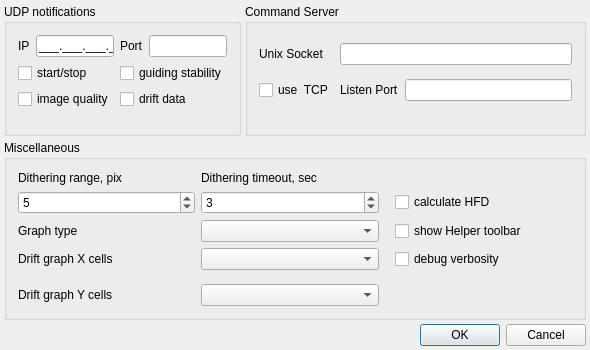
Qt form lin_guider/ui/settings.ui (rumengb/lin_guider) before a commit.
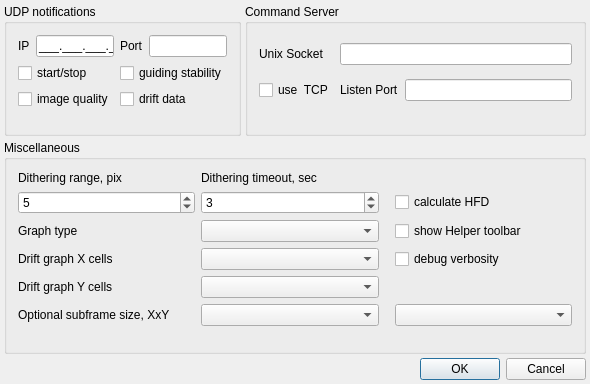
The same form after that commit.

The edit to the form file:
```diff
--- a/lin_guider/ui/settings.ui
+++ b/lin_guider/ui/settings.ui
@@ -7,7 +7,7 @@
     <x>0</x>
     <y>0</y>
     <width>590</width>
-    <height>350</height>
+    <height>384</height>
    </rect>
   </property>
   <property name="minimumSize">
@@ -240,6 +240,19 @@
       <string>Miscellaneous</string>
      </property>
      <layout class="QGridLayout" name="gridLayout_2">
+      <item row="16" column="2">
+       <spacer name="verticalSpacer_3">
+        <property name="orientation">
+         <enum>Qt::Vertical</enum>
+        </property>
+        <property name="sizeHint" stdset="0">
+         <size>
+          <width>20</width>
+          <height>21</height>
+         </size>
+        </property>
+       </spacer>
+      </item>
       <item row="9" column="0">
        <widget class="QLabel" name="label_3">
         <property name="text">
@@ -298,19 +311,6 @@
         </property>
        </widget>
       </item>
-      <item row="13" column="0">
-       <spacer name="verticalSpacer_3">
-        <property name="orientation">
-         <enum>Qt::Vertical</enum>
-        </property>
-        <property name="sizeHint" stdset="0">
-         <size>
-          <width>20</width>
-          <height>21</height>
-         </size>
-        </property>
-       </spacer>
-      </item>
       <item row="5" column="3">
        <spacer name="horizontalSpacer_2">
         <property name="orientation">
@@ -357,6 +357,19 @@
       <item row="7" column="2">
        <widget class="QComboBox" name="comboBox_GraphType"/>
       </item>
+      <item row="15" column="0">
+       <widget class="QLabel" name="label_5">
+        <property name="text">
+         <string>Optional subframe size, XxY</string>
+        </property>
+       </widget>
+      </item>
+      <item row="15" column="2">
+       <widget class="QComboBox" name="comboBox_OSFSizeX"/>
+      </item>
+      <item row="15" column="4">
+       <widget class="QComboBox" name="comboBox_OSFSizeY"/>
+      </item>
      </layout>
     </widget>
    </item>
```
Left out of the diff: 20 changed lines with no effect on the pictures.
